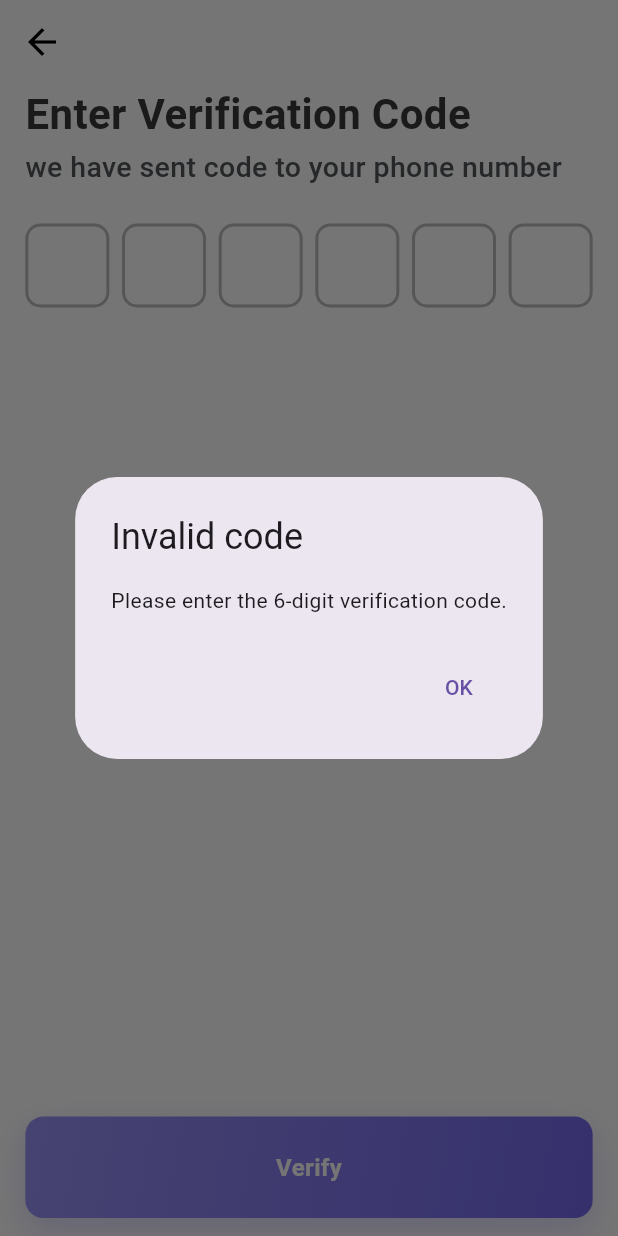
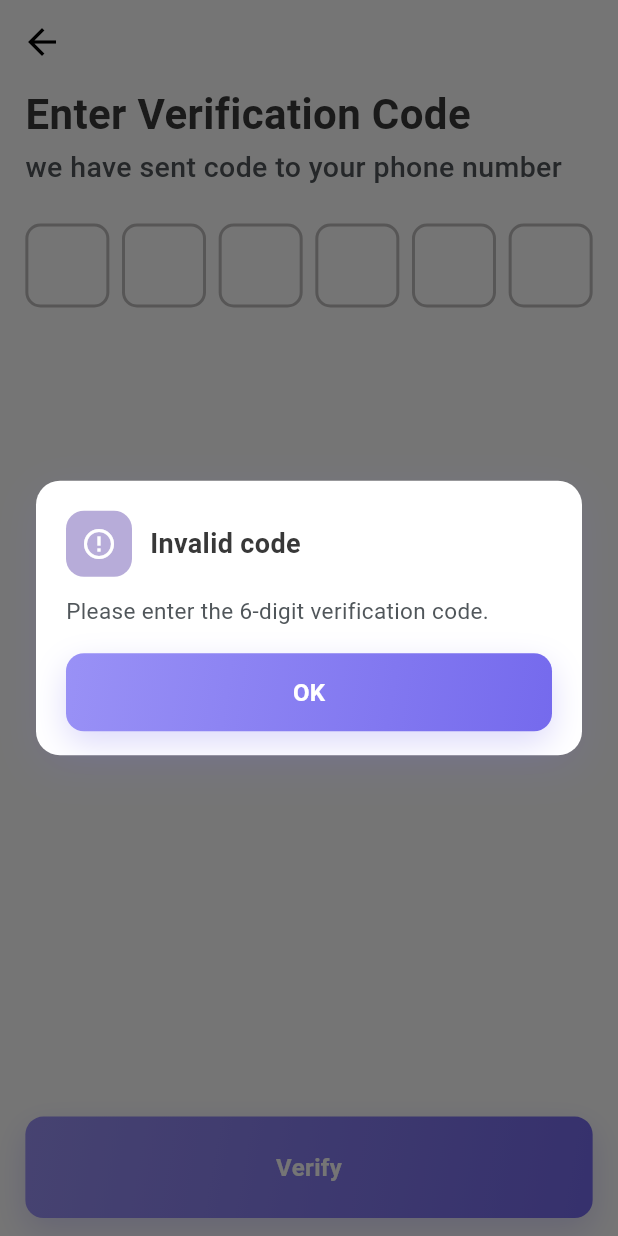
Before and after one commit to rayyankhan00776/GoDropMe, a Flutter app: the OtpScreen screen opened by its route, after a tap on "Verify", on a phone screen of 412 x 824 dp. Run offline on Flutter 3.47's test engine with Material 3 defaults, Android fonts, the phone set to English and light mode, and no system bars; our stand-ins replace flutter_svg, get.

Commit message:
error dialogue box in hte otp screen

```diff
--- a/lib/features/phoneVerfication/pages/otp_screen.dart
+++ b/lib/features/phoneVerfication/pages/otp_screen.dart
@@ -4,6 +4,7 @@ import 'package:godropme/core/utils/responsive.dart';
 import 'package:godropme/features/phoneVerfication/widgets/otpWidgets/otp_actions.dart';
 import 'package:godropme/features/phoneVerfication/widgets/otpWidgets/otp_header.dart';
 import 'package:godropme/features/phoneVerfication/widgets/otpWidgets/otp_text_field.dart';
+import 'package:godropme/features/phoneVerfication/widgets/otpWidgets/otp_error_dialog.dart';
 
 class OtpScreen extends StatefulWidget {
   const OtpScreen({super.key});
@@ -35,21 +36,13 @@ class _OtpScreenState extends State<OtpScreen> {
   void _submitOtp() {
     final code = _codeControllers.map((c) => c.text.trim()).join();
     if (code.length < 6 || code.contains('')) {
-      // show simple inline error using a dialog for now
       showDialog(
         context: context,
         builder:
-            (_) => AlertDialog(
-              title: const Text('Invalid code'),
-              content: const Text(
-                'Please enter the 6-digit verification code.',
-              ),
-              actions: [
-                TextButton(
-                  onPressed: () => Navigator.of(context).pop(),
-                  child: const Text('OK'),
-                ),
-              ],
+            (_) => const OtpErrorDialog(
+              title: 'Invalid code',
+              message: 'Please enter the 6-digit verification code.',
+              buttonText: 'OK',
             ),
       );
       return;
--- /dev/null
+++ b/lib/features/phoneVerfication/widgets/otpWidgets/otp_error_dialog.dart
@@ -0,0 +1,95 @@
+// ignore_for_file: deprecated_member_use
+
+import 'package:flutter/material.dart';
+import 'package:godropme/core/theme/colors.dart';
+import 'package:godropme/core/utlis/app_typography.dart';
+import 'package:godropme/core/widgets/custom_button.dart';
+
+/// A small reusable alert dialog used by the OTP flow.
+class OtpErrorDialog extends StatelessWidget {
+  final String title;
+  final String message;
+  final String buttonText;
+  final VoidCallback? onPressed;
+
+  const OtpErrorDialog({
+    super.key,
+    this.title = 'Error',
+    required this.message,
+    this.buttonText = 'OK',
+    this.onPressed,
+  });
+
+  @override
+  Widget build(BuildContext context) {
+    // Custom dialog to match app's visual language
+    return Dialog(
+      elevation: 8,
+      backgroundColor: Colors.transparent,
+      insetPadding: const EdgeInsets.symmetric(horizontal: 24),
+      child: Container(
+        padding: const EdgeInsets.fromLTRB(20, 20, 20, 16),
+        decoration: BoxDecoration(
+          color: AppColors.white,
+          borderRadius: BorderRadius.circular(16),
+          boxShadow: [
+            BoxShadow(
+              color: AppColors.primary.withOpacity(0.12),
+              blurRadius: 24,
+              offset: const Offset(0, 8),
+            ),
+          ],
+        ),
+        child: Column(
+          mainAxisSize: MainAxisSize.min,
+          crossAxisAlignment: CrossAxisAlignment.stretch,
+          children: [
+            Row(
+              children: [
+                Container(
+                  width: 44,
+                  height: 44,
+                  decoration: BoxDecoration(
+                    color: AppColors.primaryLight,
+                    borderRadius: BorderRadius.circular(12),
+                  ),
+                  child: const Icon(
+                    Icons.error_outline,
+                    color: AppColors.white,
+                  ),
+                ),
+                const SizedBox(width: 12),
+                Expanded(
+                  child: Text(
+                    title,
+                    style: AppTypography.onboardTitle.copyWith(
+                      fontSize: 18,
+                      color: AppColors.black,
+                    ),
+                  ),
+                ),
+              ],
+            ),
+            const SizedBox(height: 12),
+            Text(
+              message,
+              style: AppTypography.onboardSubtitle.copyWith(
+                color: AppColors.darkGray,
+              ),
+            ),
+            const SizedBox(height: 18),
+            SizedBox(
+              height: 52,
+              child: CustomButton(
+                text: buttonText,
+                onTap: onPressed ?? () => Navigator.of(context).pop(),
+                borderRadius: BorderRadius.circular(12),
+                height: 52,
+              ),
+            ),
+          ],
+        ),
+      ),
+    );
+  }
+}
--- a/lib/features/phoneVerfication/widgets/otpWidgets/otp_text_field.dart
+++ b/lib/features/phoneVerfication/widgets/otpWidgets/otp_text_field.dart
@@ -13,13 +13,13 @@ class OtpTextField extends StatefulWidget {
   // Use onChanged to handle navigation between fields.
 
   const OtpTextField({
-    Key? key,
+    super.key,
     required this.controller,
     this.autoFocus = false,
     this.fieldNumber = 0,
     this.focusNode,
     this.onChanged,
-  }) : super(key: key);
+  });
 
   @override
   State<OtpTextField> createState() => _OtpTextFieldState();
```
